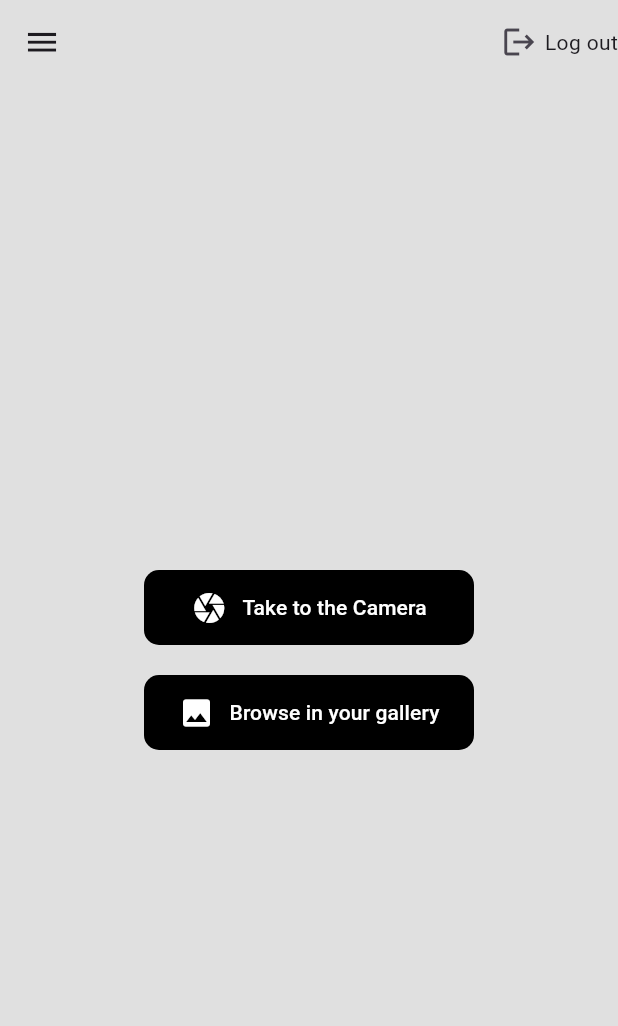
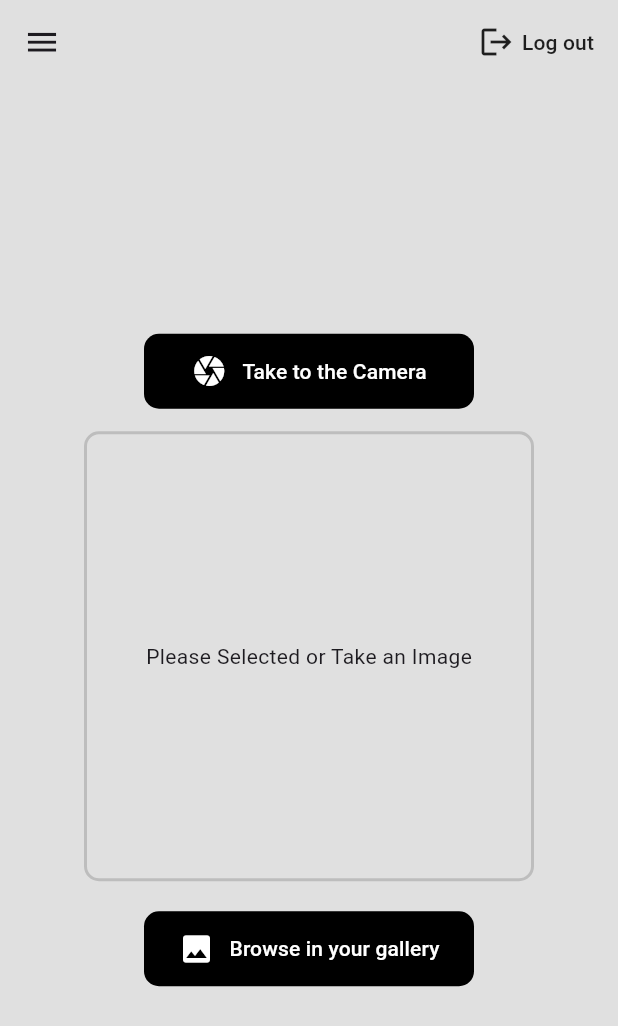
Before and after one commit to gedeastu/Camera_App_Simple, a Flutter app: the Home screen opened directly, after a tap on "Take to the Camera", on a phone screen of 412 x 824 dp. Shown: the top 1026 px of the screen. Run offline on Flutter 3.47's test engine with Material 3 defaults, Android fonts, the phone set to English and light mode, and no system bars; our stand-ins replace flutter_svg, image_picker.

Commit message:
done brooo

```diff
--- a/camera_app/lib/pages/home.dart
+++ b/camera_app/lib/pages/home.dart
@@ -1,4 +1,9 @@
+import 'dart:io';
+
+import 'package:camera_app/pages/login.dart';
 import 'package:flutter/material.dart';
+import 'package:image_picker/image_picker.dart';
+//import 'package:image_picker_ios/image_picker_ios.dart';
 
 class Home extends StatefulWidget {
   const Home({super.key});
@@ -8,24 +13,30 @@ class Home extends StatefulWidget {
 }
 
 class _HomeState extends State<Home> {
+  File ? _selectedImage;
   @override
   Widget build(BuildContext context) {
     return Scaffold(
       appBar: AppBar(
         leading: GestureDetector(
-          onTap: (){
-
-          },
-          child: Icon(Icons.menu,size: 25,),
+          onTap: (){},
+          child: const Icon(Icons.menu,size: 25,),
         ),
         backgroundColor: Colors.grey.shade300,
         actions: [
-          Row(
-            children: [
-              Icon(Icons.logout),
-              SizedBox(width: 5,),
-              Text("Log out")
-            ],
+          MaterialButton(
+            onPressed: () {
+               Navigator.of(context).pushReplacement(MaterialPageRoute(builder: (context) {
+                return LoginPage();
+            },));
+            },
+            child: const Row(
+              children: [
+                Icon(Icons.logout),
+                SizedBox(width: 5,),
+                Text("Log out")
+              ],
+            ),
           )
         ],
       ),
@@ -46,8 +57,9 @@ class _HomeState extends State<Home> {
                   ),
                   child: MaterialButton(
                     onPressed: (){
+                      _pickImageFromCamera();
                     },
-                    child: Row(
+                    child: const Row(
                       mainAxisAlignment: MainAxisAlignment.center,
                       children: [
                         Icon(Icons.camera,color: Colors.white,),
@@ -57,7 +69,21 @@ class _HomeState extends State<Home> {
                     ),
                   ),
                 ),
-                SizedBox(height: 20,),
+                const SizedBox(height: 15,),
+                Container(
+                  width: 300,
+                  height: 300,
+                  alignment: Alignment.center,
+                  decoration: BoxDecoration(
+                    border: Border.all(
+                      color: Colors.grey.shade400,
+                      width: 2.0
+                    ),
+                    borderRadius: BorderRadius.circular(10.0)
+                  ),
+                  child: _selectedImage != null ? Image.file(File(_selectedImage!.path),fit: BoxFit.cover,) : Text("Please Selected or Take an Image"),
+                ),
+                const SizedBox(height: 20,),
                 Container(
                   width: 220,
                   height: 50,
@@ -67,9 +93,9 @@ class _HomeState extends State<Home> {
                   ),
                   child: MaterialButton(
                     onPressed: () {
-
+                      _pickImageFromGallery();
                     },
-                    child: Row(
+                    child: const Row(
                       mainAxisAlignment: MainAxisAlignment.center,
                       children: [
                         Icon(Icons.image,color: Colors.white,),
@@ -78,11 +104,31 @@ class _HomeState extends State<Home> {
                       ],
                     ),
                   ),
-                )
+                ),
             ],
           ),
         )
       ),
     );
+}
+
+  Future _pickImageFromGallery() async{
+    final returnedImage = await ImagePicker().pickImage(source: ImageSource.gallery);
+    //final returnedImage = await ImagePickerIOS().pickImage(source: ImageSource.gallery);
+    if(returnedImage == null)return;
+
+    setState(() {
+      _selectedImage = File(returnedImage.path);
+    });
+  }
+
+  Future _pickImageFromCamera() async {
+    final returnedImage = await ImagePicker().pickImage(source: ImageSource.camera);
+    //final returnedImage = await ImagePickerIOS().pickImage(source: ImageSource.gallery);
+    if(returnedImage == null)return;
+
+    setState(() {
+      _selectedImage = File(returnedImage.path);
+    });
   }
 }
--- a/camera_app/lib/pages/register.dart
+++ b/camera_app/lib/pages/register.dart
@@ -1,5 +1,6 @@
 import 'package:camera_app/components/email.dart';
 import 'package:camera_app/components/password.dart';
+import 'package:camera_app/pages/home.dart';
 import 'package:flutter/material.dart';
 import 'package:flutter_svg/flutter_svg.dart';
 class RegisterPage extends StatefulWidget {
@@ -65,7 +66,9 @@ class _RegisterPageState extends State<RegisterPage> {
                 child: TextButton(
                   child: const Text("Sign Up",style: TextStyle(color: Colors.white,fontWeight: FontWeight.bold,fontSize: 15.0),),
                   onPressed: (){
-
+                    Navigator.of(context).pushReplacement(MaterialPageRoute(builder: (context) {
+                        return Home();
+                    },));
                   },
                 ),
             ),
--- a/camera_app/pubspec.yaml
+++ b/camera_app/pubspec.yaml
@@ -32,6 +32,7 @@ dependencies:
     sdk: flutter
   flutter_svg: ^2.0.9
   image_picker: ^1.0.5
+  # image_picker_ios: ^0.8.4
   # The following adds the Cupertino Icons font to your application.
   # Use with the CupertinoIcons class for iOS style icons.
   cupertino_icons: ^1.0.2
```
Also changed, not shown: camera_app/lib/test.dart (+127 -58 lines), 1 other file.
